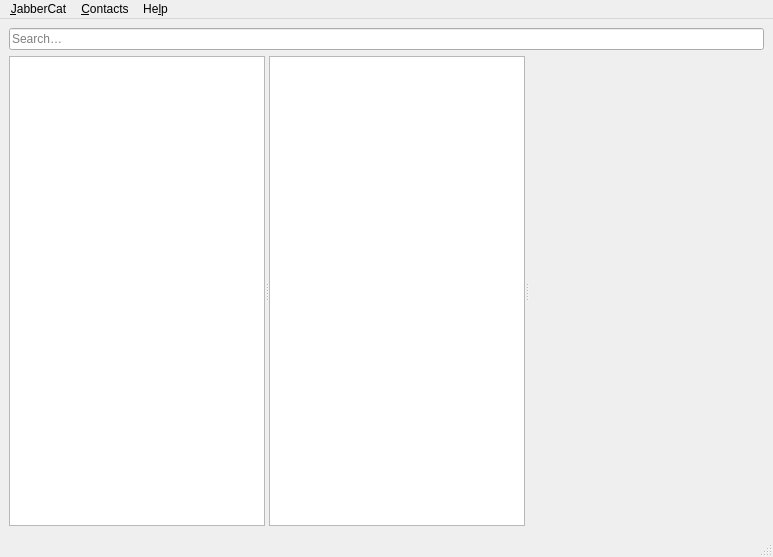
Before: the Qt Designer form data/main.ui in jabbercat/jabbercat, drawn with Qt 5.
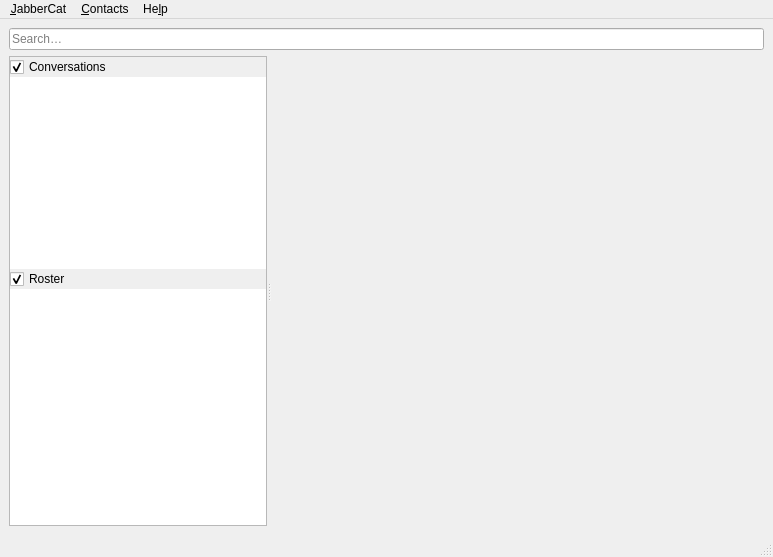
After: the same form once the commit is applied. Icons and pictures are not drawn. Custom widgets are drawn as their Qt base class.

Commit message: Re-organize the roster/conversations view

The edit to the form file:
```diff
--- a/data/main.ui
+++ b/data/main.ui
@@ -30,30 +30,113 @@
       <property name="orientation">
        <enum>Qt::Horizontal</enum>
       </property>
-      <widget class="QListView" name="roster_view">
-       <property name="editTriggers">
-        <set>QAbstractItemView::EditKeyPressed|QAbstractItemView::SelectedClicked</set>
-       </property>
-       <property name="selectionMode">
-        <enum>QAbstractItemView::ExtendedSelection</enum>
-       </property>
-       <property name="selectionBehavior">
-        <enum>QAbstractItemView::SelectRows</enum>
-       </property>
-      </widget>
-      <widget class="ConversationsView" name="conversations_view">
-       <property name="contextMenuPolicy">
-        <enum>Qt::CustomContextMenu</enum>
-       </property>
+      <widget class="NestedFocusFrame" name="views">
        <property name="autoFillBackground">
-        <bool>false</bool>
-       </property>
-       <property name="alternatingRowColors">
         <bool>true</bool>
        </property>
-       <property name="selectionBehavior">
-        <enum>QAbstractItemView::SelectRows</enum>
+       <property name="frameShape">
+        <enum>QFrame::StyledPanel</enum>
        </property>
+       <property name="frameShadow">
+        <enum>QFrame::Sunken</enum>
+       </property>
+       <layout class="QVBoxLayout" name="viewsLayout">
+        <property name="spacing">
+         <number>0</number>
+        </property>
+        <property name="leftMargin">
+         <number>0</number>
+        </property>
+        <property name="topMargin">
+         <number>0</number>
+        </property>
+        <property name="rightMargin">
+         <number>0</number>
+        </property>
+        <property name="bottomMargin">
+         <number>0</number>
+        </property>
+        <item>
+         <widget class="CollapsibleButton" name="conversations_view_collapse">
+          <property name="text">
+           <string>Conversations</string>
+          </property>
+          <property name="checked">
+           <bool>true</bool>
+          </property>
+         </widget>
+        </item>
+        <item>
+         <widget class="ConversationsView" name="conversations_view">
+          <property name="sizePolicy">
+           <sizepolicy hsizetype="Expanding" vsizetype="Maximum">
+            <horstretch>0</horstretch>
+            <verstretch>1</verstretch>
+           </sizepolicy>
+          </property>
+          <property name="contextMenuPolicy">
+           <enum>Qt::CustomContextMenu</enum>
+          </property>
+          <property name="autoFillBackground">
+           <bool>false</bool>
+          </property>
+          <property name="frameShape">
+           <enum>QFrame::NoFrame</enum>
+          </property>
+          <property name="alternatingRowColors">
+           <bool>true</bool>
+          </property>
+          <property name="selectionBehavior">
+           <enum>QAbstractItemView::SelectRows</enum>
+          </property>
+         </widget>
+        </item>
+        <item>
+         <widget class="CollapsibleButton" name="roster_view_collapse">
+          <property name="text">
+           <string>Roster</string>
+          </property>
+          <property name="checked">
+           <bool>true</bool>
+          </property>
+         </widget>
+        </item>
+        <item>
+         <widget class="QListView" name="roster_view">
+          <property name="sizePolicy">
+           <sizepolicy hsizetype="Expanding" vsizetype="Preferred">
+            <horstretch>0</horstretch>
+            <verstretch>1</verstretch>
+           </sizepolicy>
+          </property>
+          <property name="frameShape">
+           <enum>QFrame::NoFrame</enum>
+          </property>
+          <property name="editTriggers">
+           <set>QAbstractItemView::EditKeyPressed|QAbstractItemView::SelectedClicked</set>
+          </property>
+          <property name="selectionMode">
+           <enum>QAbstractItemView::ExtendedSelection</enum>
+          </property>
+          <property name="selectionBehavior">
+           <enum>QAbstractItemView::SelectRows</enum>
+          </property>
+         </widget>
+        </item>
+        <item>
+         <widget class="FancySpacer" name="widget" native="true">
+          <property name="sizePolicy">
+           <sizepolicy hsizetype="Preferred" vsizetype="MinimumExpanding">
+            <horstretch>0</horstretch>
+            <verstretch>0</verstretch>
+           </sizepolicy>
+          </property>
+          <property name="autoFillBackground">
+           <bool>true</bool>
+          </property>
+         </widget>
+        </item>
+       </layout>
       </widget>
       <widget class="QStackedWidget" name="conversation_pages">
        <property name="sizePolicy">
@@ -266,6 +349,23 @@
    <header>jabbercat.widgets.watermark_widget</header>
    <container>1</container>
   </customwidget>
+  <customwidget>
+   <class>CollapsibleButton</class>
+   <extends>QCheckBox</extends>
+   <header>jabbercat.widgets.collapsible</header>
+  </customwidget>
+  <customwidget>
+   <class>FancySpacer</class>
+   <extends>QWidget</extends>
+   <header>jabbercat.widgets.collapsible</header>
+   <container>1</container>
+  </customwidget>
+  <customwidget>
+   <class>NestedFocusFrame</class>
+   <extends>QFrame</extends>
+   <header>jabbercat.widgets.misc</header>
+   <container>1</container>
+  </customwidget>
  </customwidgets>
  <resources/>
  <connections/>
```
Left out of the diff: 35 changed lines with no effect on the pictures. The commit also changes 4 other files.
